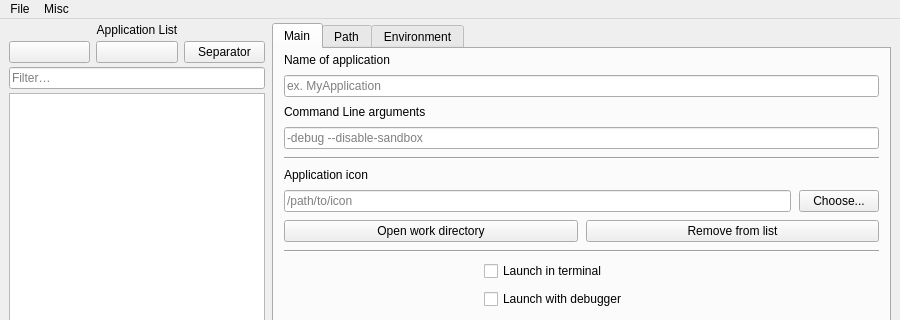
TerminalHash/smollauncher, file smollauncher_UI.ui: the form before one commit; both pictures show x 0 to 900 and y 0 to 320 of the 900 by 600 pixel window.
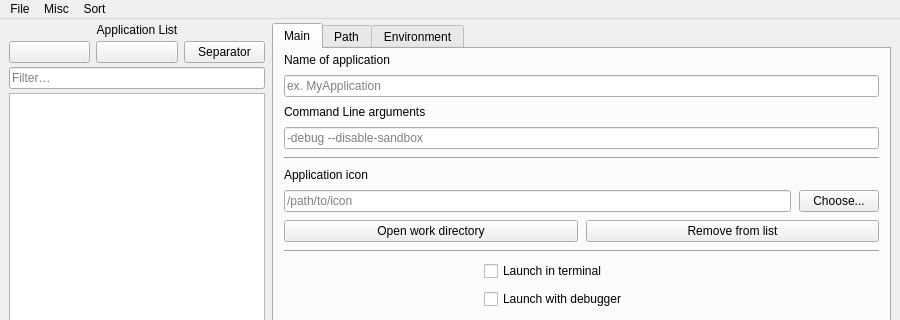
The form after the commit. Icons and pictures are not drawn. Custom widgets are drawn as their Qt base class.

Commit message: smol update - If something is picked by user and they adding a new blank application, it would appear after picked item - Fixed custom look for "Nothing to do" and category editing panels - Update localization slightly

What changed in the file:
```diff
--- a/smollauncher_UI.ui
+++ b/smollauncher_UI.ui
@@ -797,8 +797,15 @@
     <addaction name="separator"/>
     <addaction name="actionAbout"/>
    </widget>
+   <widget class="QMenu" name="menuSort">
+    <property name="title">
+     <string>Sort</string>
+    </property>
+    <addaction name="actionSortApps"/>
+   </widget>
    <addaction name="menuFile"/>
    <addaction name="menuMisc"/>
+   <addaction name="menuSort"/>
   </widget>
   <widget class="QStatusBar" name="statusbar"/>
   <action name="actionFile">
```
Left out of the diff: 5 changed lines with no effect on the pictures. The commit also changes 6 other files.
